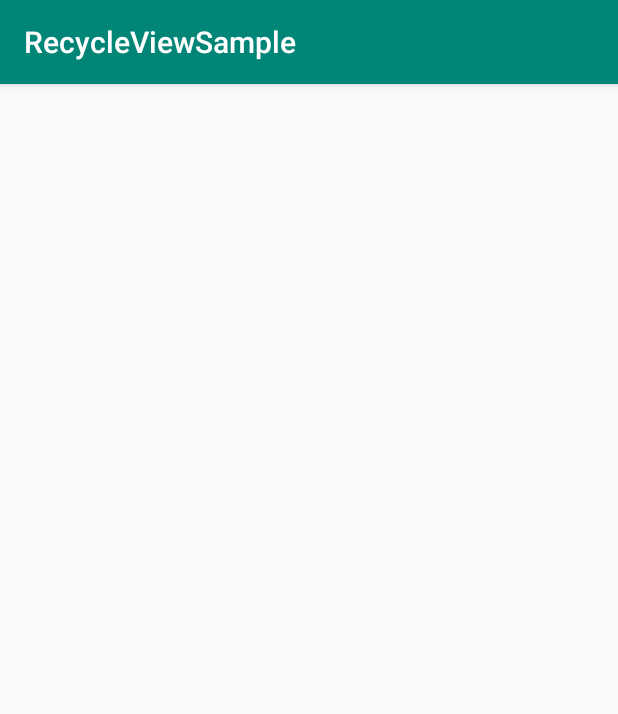
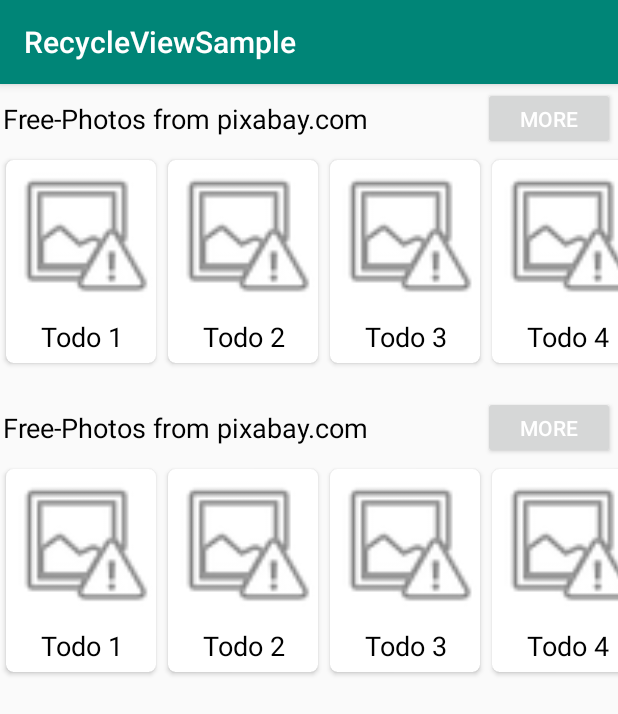
Before and after one commit to kiwsan/android-recycle-view-sample, an Android app: the screen it shows after launch (MainActivity), on a phone screen of 412 x 824 dp. Shown: the top 714 px of the screen. Run offline under Robolectric (Android 15) with nearby library versions, the phone set to English and light mode, and no system bars; pictures from the network do not load.

Commit message:
updated adapter

```diff
--- a/app/build.gradle
+++ b/app/build.gradle
@@ -35,4 +35,6 @@ dependencies {
     androidTestImplementation 'androidx.test:runner:1.2.0'
     androidTestImplementation 'androidx.test.espresso:espresso-core:3.2.0'
     implementation 'androidx.recyclerview:recyclerview:1.1.0-beta03'
+    implementation 'androidx.cardview:cardview:1.0.0'
+    implementation 'com.github.bumptech.glide:glide:4.9.0'
 }
--- a/app/src/main/AndroidManifest.xml
+++ b/app/src/main/AndroidManifest.xml
@@ -1,6 +1,8 @@
 <?xml version="1.0" encoding="utf-8"?>
 <manifest xmlns:android="http://schemas.android.com/apk/res/android"
     package="com.kiwsan.recycleviewsample">
+
+    <uses-permission android:name="android.permission.INTERNET" />
 
     <application
         android:allowBackup="true"
--- a/app/src/main/java/com/kiwsan/recycleviewsample/MainActivity.kt
+++ b/app/src/main/java/com/kiwsan/recycleviewsample/MainActivity.kt
@@ -7,12 +7,61 @@ import kotlinx.android.synthetic.main.activity_main.*
 
 class MainActivity : AppCompatActivity() {
 
+    private val items: ArrayList<TodoSectionModel>? = ArrayList()
+
     override fun onCreate(savedInstanceState: Bundle?) {
         super.onCreate(savedInstanceState)
         setContentView(R.layout.activity_main)
 
+        items?.addAll(getItems())
+
+        val adapter = TodoSectionAdapter(this, items)
+
         recyclerView?.setHasFixedSize(true)
         recyclerView?.layoutManager = LinearLayoutManager(this)
-        //recyclerView?.adapter =
+        recyclerView?.adapter = adapter
+    }
+
+    private fun getItems(): ArrayList<TodoSectionModel> {
+        val items = ArrayList<TodoSectionModel>()
+        val todos = ArrayList<TodoModel>()
+
+        val todo1 = TodoModel()
+        todo1.title = "Todo 1"
+        todo1.imageUrl = "https://cdn.pixabay.com/photo/2016/03/09/15/30/girl-1246690_960_720.jpg"
+
+        todos.add(todo1)
+
+        val todo2 = TodoModel()
+        todo2.title = "Todo 2"
+        todo2.imageUrl = "https://cdn.pixabay.com/photo/2016/03/09/16/48/street-1246852_960_720.jpg"
+
+        todos.add(todo2)
+
+        val todo3 = TodoModel()
+        todo3.title = "Todo 3"
+        todo3.imageUrl = "https://cdn.pixabay.com/photo/2016/03/09/16/49/medieval-1246853_960_720.jpg"
+
+        todos.add(todo3)
+
+        val todo4 = TodoModel()
+        todo4.title = "Todo 4"
+        todo4.imageUrl = "https://cdn.pixabay.com/photo/2016/03/09/16/47/tattoo-1246840_960_720.jpg"
+
+        todos.add(todo4)
+
+        val item1 = TodoSectionModel()
+        item1.title = "Free-Photos from pixabay.com"
+        item1.items.addAll(todos)
+
+        items.add(item1)
+
+        val item2 = TodoSectionModel()
+        item2.title = "Free-Photos from pixabay.com"
+        item2.items.addAll(todos)
+
+        items.add(item2)
+
+        return items
     }
 }
--- a/app/src/main/java/com/kiwsan/recycleviewsample/TodoAdapter.kt
+++ b/app/src/main/java/com/kiwsan/recycleviewsample/TodoAdapter.kt
@@ -4,16 +4,16 @@ import android.content.Context
 import android.view.LayoutInflater
 import android.view.View
 import android.view.ViewGroup
-import android.widget.Button
+import android.widget.ImageView
 import android.widget.TextView
-import android.widget.Toast
-import androidx.recyclerview.widget.LinearLayoutManager
 import androidx.recyclerview.widget.RecyclerView
+import com.bumptech.glide.Glide
+import com.bumptech.glide.load.engine.DiskCacheStrategy
 
-class TodoAdapter(context: Context, items: ArrayList<TodoSection>) :
+class TodoAdapter(context: Context, items: ArrayList<TodoModel>?) :
     RecyclerView.Adapter<TodoAdapter.TodoViewHolder>() {
 
-    private val items: ArrayList<TodoSection>?
+    private val items: ArrayList<TodoModel>?
     private val context: Context
 
     init {
@@ -24,9 +24,7 @@ class TodoAdapter(context: Context, items: ArrayList<TodoSection>) :
     override fun onCreateViewHolder(parent: ViewGroup, viewType: Int): TodoViewHolder {
         val view = LayoutInflater.from(parent.getContext()).inflate(R.layout.item_todo, null)
 
-        val item = TodoViewHolder(view)
-
-        return item
+        return TodoViewHolder(view)
     }
 
     override fun getItemCount(): Int {
@@ -38,26 +36,26 @@ class TodoAdapter(context: Context, items: ArrayList<TodoSection>) :
     }
 
     override fun onBindViewHolder(holder: TodoViewHolder, position: Int) {
-        val name = items?.get(position)?.headerTitle
-        val sections = items?.get(position)?.items
+        val title = items?.get(position)?.title
+        val imageUrl = items?.get(position)?.imageUrl
 
+        holder.todoTitle.text = title
 
-
-        holder.title.text = name
-        holder.btnMore.setOnClickListener {
-            Toast.makeText(context, name, Toast.LENGTH_SHORT).show()
-        }
+        Glide.with(context)
+            .load(imageUrl)
+            .diskCacheStrategy(DiskCacheStrategy.ALL)
+            .centerCrop()
+            .error(android.R.drawable.ic_menu_report_image)
+            .into(holder.todoImage)
     }
 
     inner class TodoViewHolder(view: View) : RecyclerView.ViewHolder(view) {
-        var title: TextView
-        var recyclerView: RecyclerView
-        var btnMore: Button
+        var todoTitle: TextView
+        var todoImage: ImageView
 
         init {
-            this.title = view.findViewById(R.id.title) as TextView
-            this.recyclerView = view.findViewById(R.id.recyclerViewTodo) as RecyclerView
-            this.btnMore = view.findViewById(R.id.btnMore) as Button
+            this.todoTitle = view.findViewById(R.id.todoTitle) as TextView
+            this.todoImage = view.findViewById(R.id.todoImage) as ImageView
         }
     }
 
--- a/app/src/main/java/com/kiwsan/recycleviewsample/TodoModel.kt
+++ b/app/src/main/java/com/kiwsan/recycleviewsample/TodoModel.kt
@@ -1,32 +1,6 @@
 package com.kiwsan.recycleviewsample
 
-import android.os.Parcel
-import android.os.Parcelable
-import com.google.gson.annotations.SerializedName
-
-data class TodoModel(
-    @SerializedName("name") val name: String?
-) : Parcelable {
-
-    constructor(parcel: Parcel) : this(
-        parcel.readString()
-    )
-
-    override fun writeToParcel(parcel: Parcel, flags: Int) {
-        parcel.writeString(name)
-    }
-
-    override fun describeContents(): Int {
-        return 0
-    }
-
-    companion object CREATOR : Parcelable.Creator<TodoModel> {
-        override fun createFromParcel(parcel: Parcel): TodoModel {
-            return TodoModel(parcel)
-        }
-
-        override fun newArray(size: Int): Array<TodoModel?> {
-            return arrayOfNulls(size)
-        }
-    }
+class TodoModel {
+    var title: String? = null
+    var imageUrl: String? = null
 }
--- a/app/src/main/java/com/kiwsan/recycleviewsample/TodoSection.kt
+++ /dev/null
@@ -1,14 +0,0 @@
-package com.kiwsan.recycleviewsample
-
-class TodoSection {
-    var headerTitle: String = ""
-    var items: ArrayList<TodoModel> = ArrayList()
-
-    constructor() {
-    }
-
-    constructor(headerTitle: String, items: ArrayList<TodoModel>) {
-        this.headerTitle = headerTitle
-        this.items = items
-    }
-}
--- a/app/src/main/java/com/kiwsan/recycleviewsample/TodoSectionAdapter.kt
+++ b/app/src/main/java/com/kiwsan/recycleviewsample/TodoSectionAdapter.kt
@@ -1 +1,66 @@
 package com.kiwsan.recycleviewsample
+
+import android.content.Context
+import android.view.LayoutInflater
+import android.view.View
+import android.view.ViewGroup
+import android.widget.Button
+import android.widget.TextView
+import android.widget.Toast
+import androidx.recyclerview.widget.LinearLayoutManager
+import androidx.recyclerview.widget.RecyclerView
+
+class TodoSectionAdapter(context: Context, items: ArrayList<TodoSectionModel>?) :
+    RecyclerView.Adapter<TodoSectionAdapter.TodoSectionViewHolder>() {
+
+    private val items: ArrayList<TodoSectionModel>?
+    private val context: Context
+
+    init {
+        this.items = items
+        this.context = context
+    }
+
+    override fun onCreateViewHolder(parent: ViewGroup, viewType: Int): TodoSectionViewHolder {
+        val view = LayoutInflater.from(parent.getContext()).inflate(R.layout.item_section, null)
+
+        return TodoSectionViewHolder(view)
+    }
+
+    override fun getItemCount(): Int {
+        if (items != null) {
+            return items.count()
+        }
+
+        return 0
+    }
+
+    override fun onBindViewHolder(holder: TodoSectionViewHolder, position: Int) {
+        val name = items?.get(position)?.title
+        val sections = items?.get(position)?.items
+
+        val adapter = TodoAdapter(context, sections)
+
+        holder.recyclerView.setHasFixedSize(true)
+        holder.recyclerView.layoutManager = LinearLayoutManager(context, LinearLayoutManager.HORIZONTAL, false)
+        holder.recyclerView.adapter = adapter
+
+        holder.title.text = name
+        holder.btnMore.setOnClickListener {
+            Toast.makeText(context, name, Toast.LENGTH_SHORT).show()
+        }
+    }
+
+    inner class TodoSectionViewHolder(view: View) : RecyclerView.ViewHolder(view) {
+        var title: TextView
+        var recyclerView: RecyclerView
+        var btnMore: Button
+
+        init {
+            this.title = view.findViewById(R.id.title) as TextView
+            this.recyclerView = view.findViewById(R.id.recyclerViewTodo) as RecyclerView
+            this.btnMore = view.findViewById(R.id.btnMore) as Button
+        }
+    }
+
+}
--- /dev/null
+++ b/app/src/main/java/com/kiwsan/recycleviewsample/TodoSectionModel.kt
@@ -0,0 +1,6 @@
+package com.kiwsan.recycleviewsample
+
+class TodoSectionModel {
+    var title: String = ""
+    var items: ArrayList<TodoModel> = ArrayList()
+}
--- /dev/null
+++ b/app/src/main/res/layout/item_section.xml
@@ -0,0 +1,43 @@
+<?xml version="1.0" encoding="utf-8"?>
+<LinearLayout xmlns:android="http://schemas.android.com/apk/res/android"
+    android:layout_width="match_parent"
+    android:layout_height="match_parent"
+    android:orientation="vertical">
+
+    <RelativeLayout
+        android:layout_width="match_parent"
+        android:layout_height="wrap_content"
+        android:padding="2dp">
+
+        <TextView
+            android:id="@+id/title"
+            android:layout_width="wrap_content"
+            android:layout_height="wrap_content"
+            android:layout_alignParentStart="true"
+            android:layout_alignParentLeft="true"
+            android:layout_centerVertical="true"
+            android:layout_gravity="center_vertical"
+            android:layout_toLeftOf="@+id/btnMore"
+            android:text="Sample title"
+            android:textColor="@android:color/black"
+            android:textSize="18sp" />
+
+        <Button
+            android:id="@+id/btnMore"
+            android:layout_width="wrap_content"
+            android:layout_height="42dp"
+            android:layout_alignParentEnd="true"
+            android:layout_alignParentRight="true"
+            android:layout_centerVertical="true"
+            android:text="more"
+            android:textColor="#FFF" />
+    </RelativeLayout>
+
+    <androidx.recyclerview.widget.RecyclerView
+        android:id="@+id/recyclerViewTodo"
+        android:layout_width="match_parent"
+        android:layout_height="160dp"
+        android:layout_gravity="center_vertical"
+        android:orientation="horizontal" />
+
+</LinearLayout>
--- a/app/src/main/res/layout/item_todo.xml
+++ b/app/src/main/res/layout/item_todo.xml
@@ -1,43 +1,38 @@
 <?xml version="1.0" encoding="utf-8"?>
-<LinearLayout xmlns:android="http://schemas.android.com/apk/res/android"
+<androidx.cardview.widget.CardView xmlns:android="http://schemas.android.com/apk/res/android"
+    xmlns:app="http://schemas.android.com/apk/res-auto"
     android:layout_width="match_parent"
-    android:layout_height="match_parent"
-    android:orientation="vertical">
+    android:layout_height="wrap_content"
+    android:orientation="horizontal"
+    app:cardCornerRadius="5dp"
+    app:cardUseCompatPadding="true">
 
-    <RelativeLayout
+    <LinearLayout
         android:layout_width="match_parent"
         android:layout_height="wrap_content"
-        android:padding="2dp">
+        android:background="?android:selectableItemBackground"
+        android:orientation="vertical"
+        android:padding="0dp">
+
+        <ImageView
+            android:id="@+id/todoImage"
+            android:layout_width="100dp"
+            android:layout_height="100dp"
+            android:layout_gravity="center_horizontal"
+            android:scaleType="fitCenter"
+            android:src="@android:drawable/ic_menu_report_image" />
 
         <TextView
-            android:id="@+id/title"
-            android:layout_width="wrap_content"
+            android:id="@+id/todoTitle"
+            android:layout_width="match_parent"
             android:layout_height="wrap_content"
-            android:layout_alignParentStart="true"
-            android:layout_alignParentLeft="true"
-            android:layout_centerVertical="true"
-            android:layout_gravity="center_vertical"
-            android:layout_toLeftOf="@+id/btnMore"
+            android:layout_below="@id/todoImage"
+            android:gravity="center"
+            android:padding="5dp"
             android:text="Sample title"
             android:textColor="@android:color/black"
             android:textSize="18sp" />
 
-        <Button
-            android:id="@+id/btnMore"
-            android:layout_width="wrap_content"
-            android:layout_height="42dp"
-            android:layout_alignParentEnd="true"
-            android:layout_alignParentRight="true"
-            android:layout_centerVertical="true"
-            android:text="more"
-            android:textColor="#FFF" />
-    </RelativeLayout>
+    </LinearLayout>
 
-    <androidx.recyclerview.widget.RecyclerView
-        android:id="@+id/recyclerViewTodo"
-        android:layout_width="match_parent"
-        android:layout_height="160dp"
-        android:layout_gravity="center_vertical"
-        android:orientation="horizontal" />
-
-</LinearLayout>
+</androidx.cardview.widget.CardView>
```
